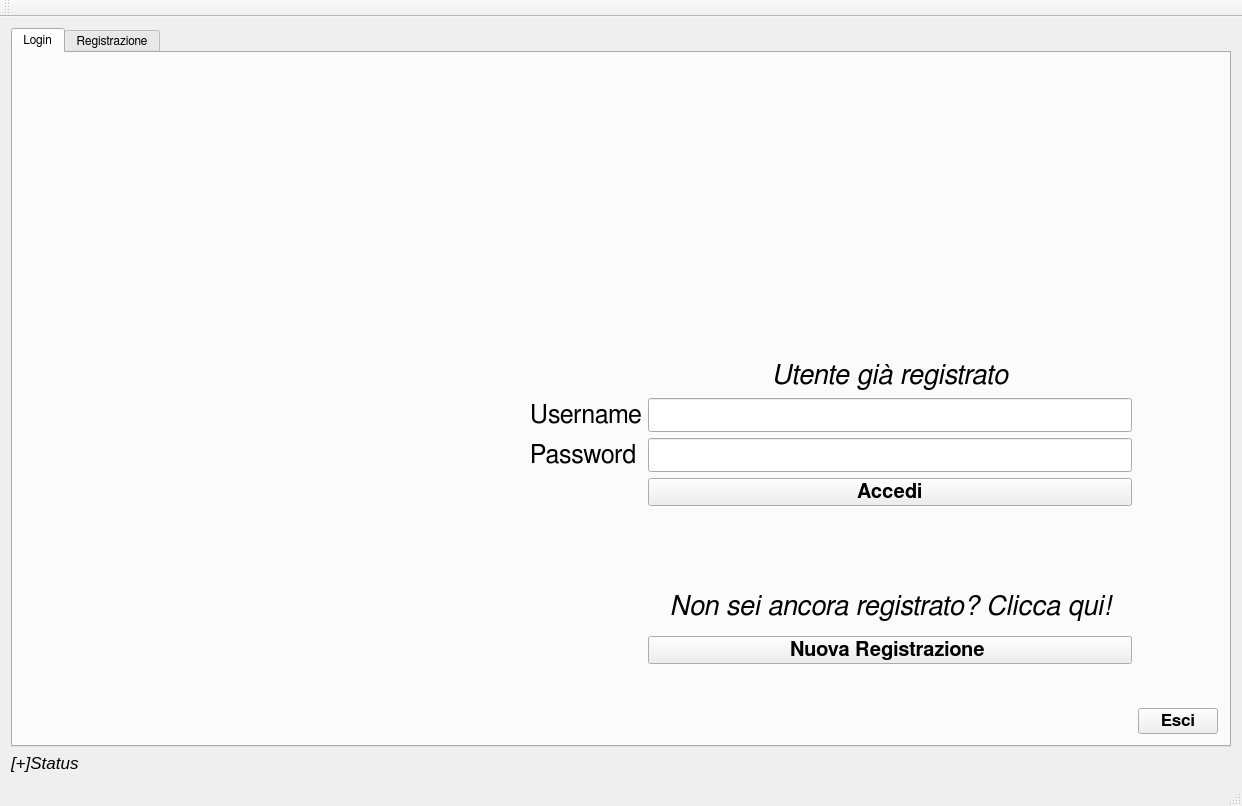
Qt form ui/login.ui (stex2005/agree_gui) before a commit.
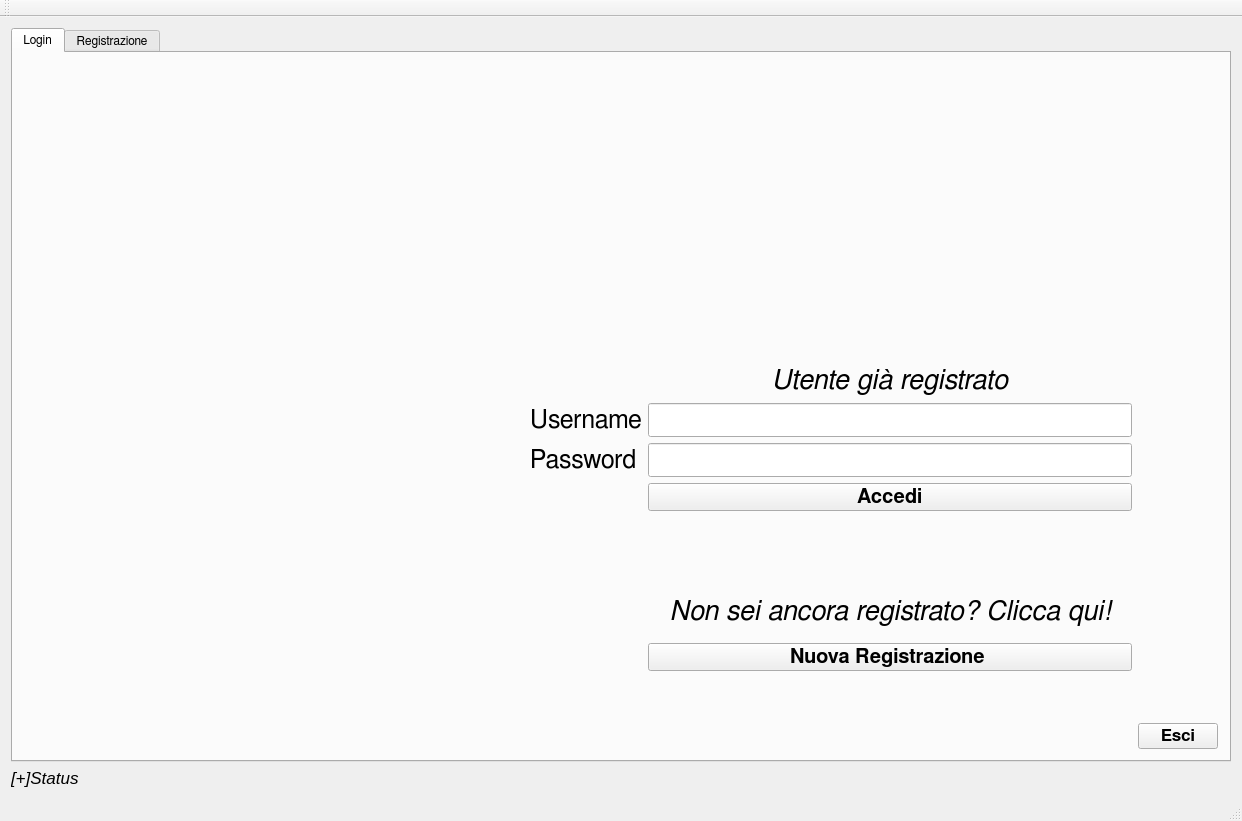
The same form after that commit. Icons and pictures are not drawn.

Patch:
```diff
--- a/ui/login.ui
+++ b/ui/login.ui
@@ -7,7 +7,7 @@
     <x>0</x>
     <y>0</y>
     <width>1242</width>
-    <height>806</height>
+    <height>821</height>
    </rect>
   </property>
   <property name="windowTitle">
```
